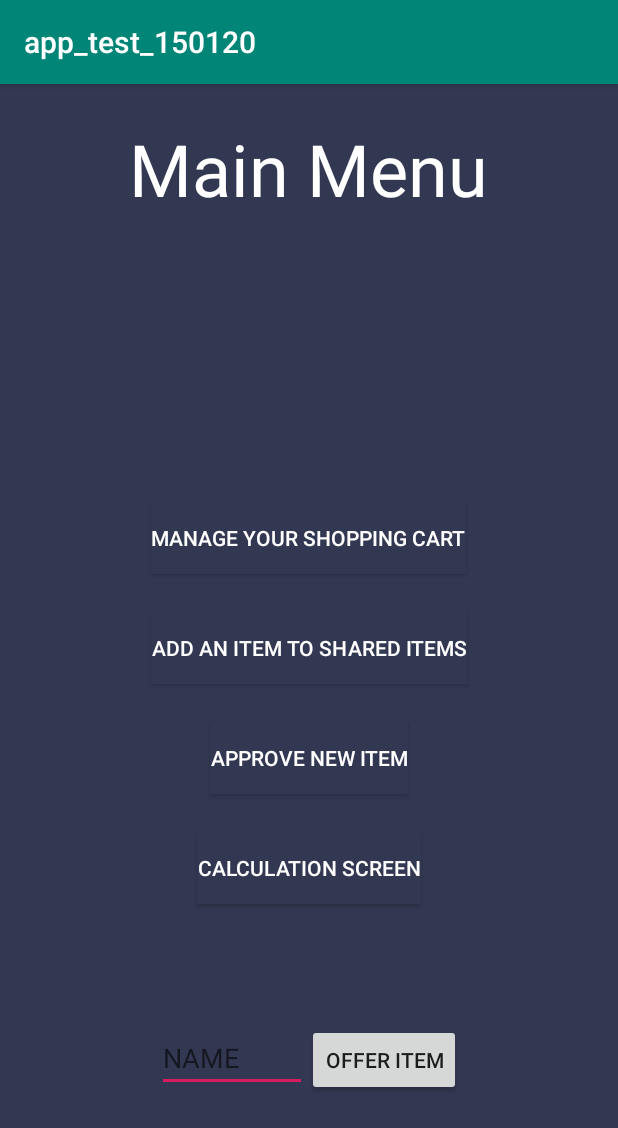
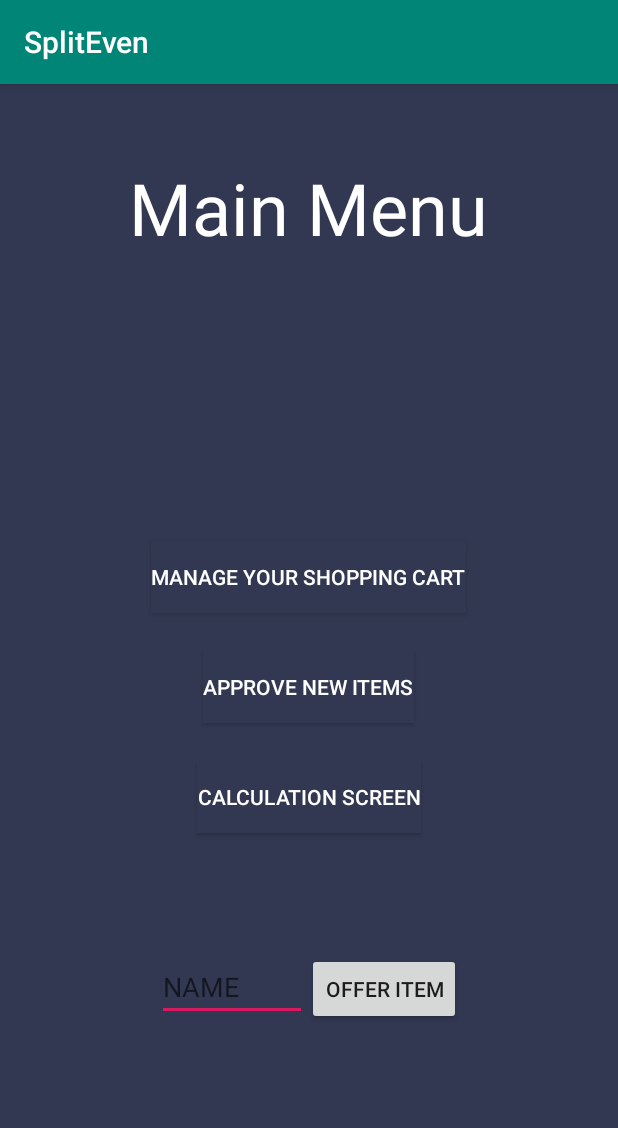
Before and after one commit to SapirLevy95/SplitEven, an Android app: the Main_menu screen opened directly, with no data from a screen before it, after a tap on "OFFER ITEM", on a phone screen of 412 x 824 dp. Shown: the top 1128 px of the screen. Run offline under Robolectric (Android 15) with nearby library versions, the phone set to English and light mode, and no system bars; our stand-ins replace Firebase (no records; nobody signed in at launch, a user with empty details on screens opened directly); 1 statement that could not run was skipped.

Commit message:
Latest version - final

```diff
--- a/app/src/main/java/com/example/split_even/ApproveItemsAdapter.java
+++ b/app/src/main/java/com/example/split_even/ApproveItemsAdapter.java
@@ -43,7 +43,6 @@ public class ApproveItemsAdapter extends ArrayAdapter<String> {
         removeButton.setOnClickListener(new PositionalOnClickListener(position) {
             @Override
             public void onClick(View removeView) {
-               // System.out.println("The removed item is: " + context.approveItems.get(this.position));
                 FirebaseDatabase database = FirebaseDatabase.getInstance();
                 DatabaseReference myRef = database.getReference("OfferedItems");
                 String item_to_remove = context.approveItems.get(this.position);
@@ -95,8 +94,6 @@ public class ApproveItemsAdapter extends ArrayAdapter<String> {
 
                     }
                 });
-
-//                TODO: update DB
                 context.remove_item_from_screen(context.approveItems.get(this.position));
             }
         });
--- a/app/src/main/java/com/example/split_even/Main_menu.java
+++ b/app/src/main/java/com/example/split_even/Main_menu.java
@@ -29,6 +29,8 @@ public class Main_menu extends AppCompatActivity {
     EditText offerNewItemEt;
     static String offeredItem;
     Button calculationScreenBt;
+    static boolean is_in_shared_items = false;
+    static DatabaseReference offered_items_ref;
 
 
     @Override
@@ -45,8 +47,6 @@ public class Main_menu extends AppCompatActivity {
         calculationScreenBt = findViewById(R.id.calculationExpansesScreenBt);
 
         if (!AppState.user_name.equals("admin@gmail.com")) {
-            System.out.println("user_name");
-            System.out.println(AppState.user_name);
             approveNewItemBt.setVisibility(View.INVISIBLE);
         } else{
             approveNewItemBt.setVisibility(View.VISIBLE);
@@ -64,13 +64,25 @@ public class Main_menu extends AppCompatActivity {
             public void onClick(View view) {
                 offeredItem =  offerNewItemEt.getText().toString();
                 FirebaseDatabase database = FirebaseDatabase.getInstance();
-                DatabaseReference myRef = database.getReference("OfferedItems");
-                myRef.orderByChild("itemName").equalTo(offeredItem).addListenerForSingleValueEvent(new ValueEventListener() {
+                offered_items_ref = database.getReference("OfferedItems");
+                DatabaseReference shared_items_ref = database.getReference("SharedItems");
+                shared_items_ref.orderByChild("itemName").equalTo(offeredItem).addListenerForSingleValueEvent(new ValueEventListener() {
                     @Override
                     public void onDataChange(@NonNull DataSnapshot dataSnapshot) {
                         if (dataSnapshot.exists())
                         {
-                            Toast.makeText(Main_menu.this, "Item already exists",
+                            Toast.makeText(Main_menu.this, "Item is already in Shared Items",
+                                    Toast.LENGTH_SHORT).show();
+
+                        }
+                        else
+                        {
+                            offered_items_ref.orderByChild("itemName").equalTo(offeredItem).addListenerForSingleValueEvent(new ValueEventListener() {
+                                @Override
+                                public void onDataChange(@NonNull DataSnapshot dataSnapshot) {
+                                    if (dataSnapshot.exists())
+                                    {
+                                        Toast.makeText(Main_menu.this, "Item was already offered",
                                                 Toast.LENGTH_SHORT).show();
                                     }
                                     else {
@@ -90,6 +102,16 @@ public class Main_menu extends AppCompatActivity {
 
                                 }
                             });
+
+                        }
+                    }
+
+                    @Override
+                    public void onCancelled(@NonNull DatabaseError databaseError) {
+
+                    }
+                });
+
             }
         });
 
@@ -137,7 +159,6 @@ public class Main_menu extends AppCompatActivity {
     private void moveToCalculationScreen() {
         Intent intent = new Intent(getApplicationContext(), CalculateExpenses.class);
         startActivity(intent);
-        System.out.println("Test move to calculation screen");
     }
 
     private void moveToOpeningScreen() {
--- a/app/src/main/java/com/example/split_even/User.java
+++ b/app/src/main/java/com/example/split_even/User.java
@@ -5,7 +5,6 @@ public class User {
     public String userID;
     public String email;
     public String name;
-    //public double balance;
 
     public User() { }
 
@@ -13,7 +12,6 @@ public class User {
         this.userID = userID;
         this.email = email;
         this.name = name;
-      //  this.balance = 0;
     }
 
     public String getUserID() {
@@ -40,7 +38,4 @@ public class User {
         this.name = name;
     }
 
-  //  public double getBalance() {  return balance;  }
-
-  //  public void setBalance(double balance) { this.balance = balance; }
 }
--- a/app/src/main/res/layout/activity_main_menu.xml
+++ b/app/src/main/res/layout/activity_main_menu.xml
@@ -30,24 +30,16 @@
         android:textColor="#ffff"
         android:shadowColor="#333852"
         android:text="Manage Your Shopping Cart" />
-    <Button
-        android:id="@+id/go_to_add_item_pageBt"
-        android:layout_width="wrap_content"
-        android:layout_height="wrap_content"
-        android:background="#333852"
-        android:layout_marginTop="25dp"
-        android:textColor="#ffff"
-        android:shadowColor="#333852"
-        android:text="Add An Item To Shared Items" />
+
     <Button
         android:id="@+id/approve_new_itemBt"
         android:layout_width="wrap_content"
         android:layout_height="wrap_content"
+        android:layout_marginTop="25dp"
         android:background="#333852"
-        android:layout_marginTop="25dp"
-        android:textColor="#ffff"
         android:shadowColor="#333852"
-        android:text="Approve new item" />
+        android:text="Approve new items"
+        android:textColor="#ffff" />
     <Button
         android:id="@+id/calculationExpansesScreenBt"
         android:layout_width="wrap_content"
--- a/app/src/main/res/values/strings.xml
+++ b/app/src/main/res/values/strings.xml
@@ -1,5 +1,5 @@
 <resources>
-    <string name="app_name">app_test_150120</string>
+    <string name="app_name">SplitEven</string>
     <string name="title_activity_approve_new_item">approve_new_item</string>
     <!-- Strings used for fragments for navigation -->
     <string name="first_fragment_label">First Fragment</string>
```
Also changed, not shown: app/src/main/java/com/example/split_even/CalcBalance.java (deleted, +0 -21 lines), app/src/main/java/com/example/split_even/CalculateExpenses.java (+40 -39 lines), app/src/main/java/com/example/split_even/PurchasedItem.java (+2 -16 lines), app/src/main/java/com/example/split_even/ShoppingCart.java (+8 -18 lines). Lines whose indentation alone changed are shown as unchanged.
